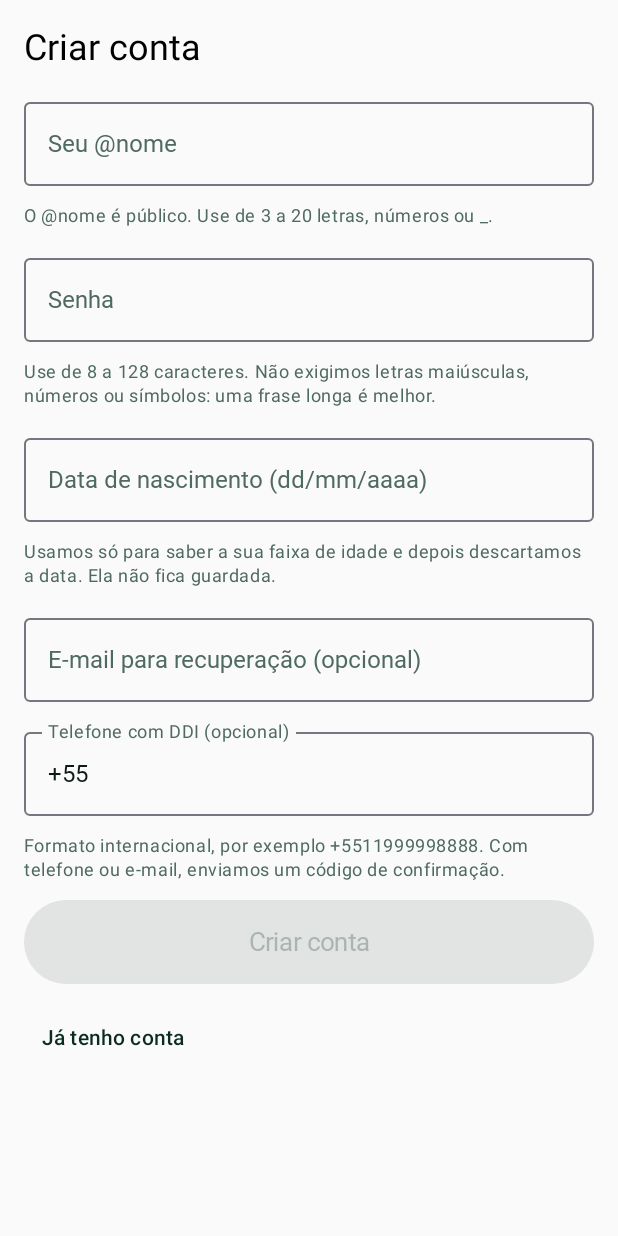
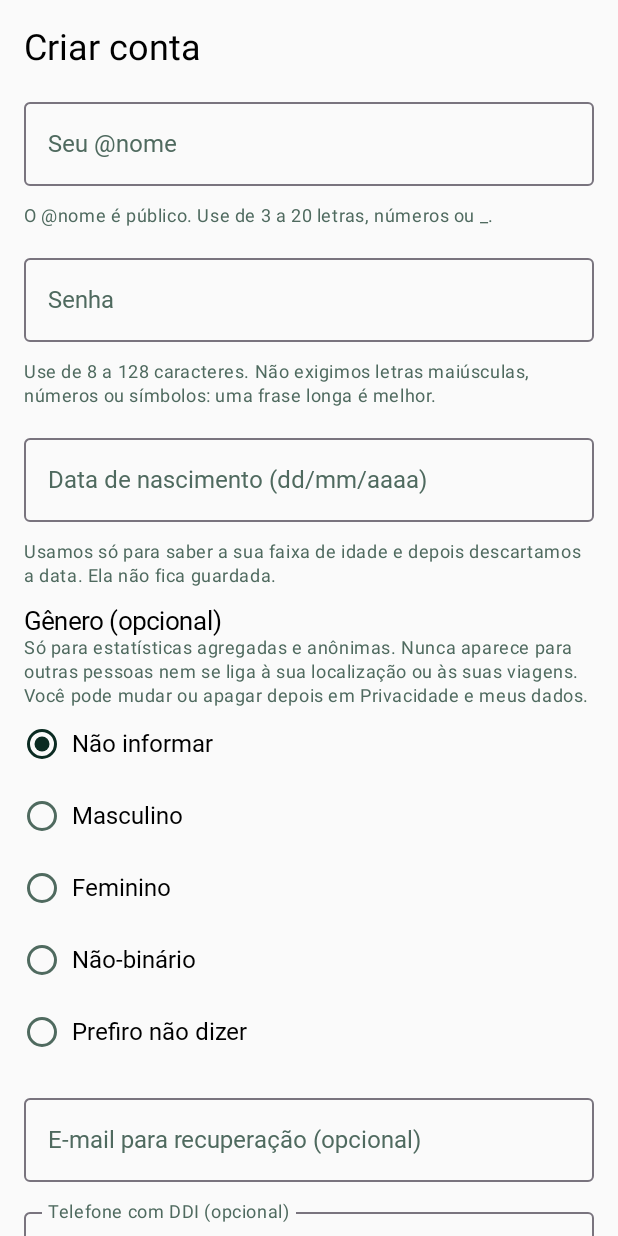
Before and after one commit to dantas-cloud-18/malha-viva-monorepo, an Android app built with Jetpack Compose: the screen it shows after launch (MainActivity), after a tap on "Criar conta", on a phone screen of 412 x 824 dp. Run offline under Robolectric (Android 15) with nearby library versions, the phone set to English and light mode, and no system bars; our stand-ins replace Dagger/Hilt's generated code; Roboto replaces fonts that are not available here.

Commit message:
feat(android): optional gender at signup and editable or clearable in privacy

```diff
--- a/android/feature/auth/src/main/kotlin/br/malhaviva/feature/auth/AuthContract.kt
+++ b/android/feature/auth/src/main/kotlin/br/malhaviva/feature/auth/AuthContract.kt
@@ -45,6 +45,7 @@ enum class AuthMessage {
     MarketingForbidden,
     ConsentSaved,
     HandleUpdated,
+    GenderUpdated,
     AccountDeleted,
     ExportReady,
 }
@@ -67,6 +68,7 @@ private val NOTICES =
         AuthMessage.AccountCreatedParental,
         AuthMessage.ConsentSaved,
         AuthMessage.HandleUpdated,
+        AuthMessage.GenderUpdated,
         AuthMessage.AccountDeleted,
         AuthMessage.ExportReady,
     )
@@ -82,6 +84,8 @@ data class AuthState(
     val phone: String = DEFAULT_PHONE,
     /** Nascimento digitado como dd/mm/aaaa; so a faixa etaria sai do aparelho para o servidor. */
     val birthDate: String = "",
+    /** Opcional: null = "Nao informar" (nada e enviado ao servidor). */
+    val gender: Gender? = null,
     val guardianChannel: ContactChannel = ContactChannel.Phone,
     val guardian: String = DEFAULT_PHONE,
     val today: LocalDate = LocalDate.now(),
@@ -135,6 +139,10 @@ sealed interface AuthIntent {
 
     data class BirthDateChanged(
         val value: String,
+    ) : AuthIntent
+
+    data class GenderChanged(
+        val value: Gender?,
     ) : AuthIntent
 
     data class GuardianChannelChanged(
@@ -278,6 +286,7 @@ private fun reduceEdit(
         is AuthIntent.EmailChanged -> state.copy(email = intent.value, message = null)
         is AuthIntent.PhoneChanged -> state.copy(phone = intent.value, message = null)
         is AuthIntent.BirthDateChanged -> state.copy(birthDate = intent.value.trim(), message = null)
+        is AuthIntent.GenderChanged -> state.copy(gender = intent.value, message = null)
         is AuthIntent.GuardianChannelChanged ->
             state.copy(
                 guardianChannel = intent.value,
--- a/android/feature/auth/src/main/kotlin/br/malhaviva/feature/auth/AuthForms.kt
+++ b/android/feature/auth/src/main/kotlin/br/malhaviva/feature/auth/AuthForms.kt
@@ -84,6 +84,7 @@ internal fun SignupForm(
     )
     Hint(stringResource(R.string.auth_birth_hint))
     if (state.needsGuardian) GuardianFields(state, onIntent)
+    GenderPicker(state.gender, !state.busy) { onIntent(AuthIntent.GenderChanged(it)) }
     Field(
         stringResource(R.string.auth_email_label),
         state.email,
--- a/android/feature/auth/src/main/kotlin/br/malhaviva/feature/auth/AuthScreen.kt
+++ b/android/feature/auth/src/main/kotlin/br/malhaviva/feature/auth/AuthScreen.kt
@@ -157,6 +157,7 @@ private val MESSAGE_RES =
         AuthMessage.MarketingForbidden to R.string.auth_msg_marketing_forbidden,
         AuthMessage.ConsentSaved to R.string.auth_msg_consent_saved,
         AuthMessage.HandleUpdated to R.string.auth_msg_handle_updated,
+        AuthMessage.GenderUpdated to R.string.auth_msg_gender_updated,
         AuthMessage.AccountDeleted to R.string.auth_msg_account_deleted,
         AuthMessage.ExportReady to R.string.auth_msg_export_ready,
     )
--- /dev/null
+++ b/android/feature/auth/src/main/kotlin/br/malhaviva/feature/auth/Gender.kt
@@ -0,0 +1,16 @@
+package br.malhaviva.feature.auth
+
+/** Genero opcional e autodeclarado; `null` (nao informado) e diferente de [PreferNotToSay]. So estatistica agregada. */
+enum class Gender(
+    val wire: String,
+) {
+    Male("male"),
+    Female("female"),
+    NonBinary("non_binary"),
+    PreferNotToSay("prefer_not_to_say"),
+    ;
+
+    companion object {
+        fun fromWire(value: String?): Gender? = entries.firstOrNull { it.wire == value }
+    }
+}
--- /dev/null
+++ b/android/feature/auth/src/main/kotlin/br/malhaviva/feature/auth/GenderPicker.kt
@@ -0,0 +1,68 @@
+package br.malhaviva.feature.auth
+
+import androidx.compose.foundation.layout.Arrangement
+import androidx.compose.foundation.layout.Column
+import androidx.compose.foundation.layout.Row
+import androidx.compose.foundation.layout.fillMaxWidth
+import androidx.compose.foundation.layout.heightIn
+import androidx.compose.foundation.selection.selectable
+import androidx.compose.foundation.selection.selectableGroup
+import androidx.compose.material3.MaterialTheme
+import androidx.compose.material3.RadioButton
+import androidx.compose.material3.Text
+import androidx.compose.runtime.Composable
+import androidx.compose.ui.Alignment
+import androidx.compose.ui.Modifier
+import androidx.compose.ui.res.stringResource
+import androidx.compose.ui.semantics.Role
+import androidx.compose.ui.unit.dp
+import br.malhaviva.core.designsystem.MalhaVivaSpacing
+
+private val MIN_TOUCH_TARGET = 48.dp
+
+/** Rotulo do genero para exibir o valor atual; null e "nao informado". */
+internal fun genderLabel(gender: Gender?): Int =
+    when (gender) {
+        Gender.Male -> R.string.auth_gender_male
+        Gender.Female -> R.string.auth_gender_female
+        Gender.NonBinary -> R.string.auth_gender_non_binary
+        Gender.PreferNotToSay -> R.string.auth_gender_prefer_not
+        null -> R.string.auth_gender_not_informed
+    }
+
+/** Grupo de radio acessivel (a linha inteira e o alvo de toque). A primeira opcao, "Nao informar", e null. */
+@Composable
+internal fun GenderPicker(
+    selected: Gender?,
+    enabled: Boolean,
+    onSelect: (Gender?) -> Unit,
+) {
+    Column(Modifier.selectableGroup()) {
+        Text(stringResource(R.string.auth_gender_label), style = MaterialTheme.typography.titleMedium)
+        Hint(stringResource(R.string.auth_gender_hint))
+        GenderOption(stringResource(R.string.auth_gender_none), selected == null, enabled) { onSelect(null) }
+        Gender.entries.forEach { option ->
+            GenderOption(stringResource(genderLabel(option)), selected == option, enabled) { onSelect(option) }
+        }
+    }
+}
+
+@Composable
+private fun GenderOption(
+    label: String,
+    checked: Boolean,
+    enabled: Boolean,
+    onClick: () -> Unit,
+) {
+    Row(
+        Modifier
+            .fillMaxWidth()
+            .heightIn(min = MIN_TOUCH_TARGET)
+            .selectable(selected = checked, enabled = enabled, role = Role.RadioButton, onClick = onClick),
+        horizontalArrangement = Arrangement.spacedBy(MalhaVivaSpacing.s),
+        verticalAlignment = Alignment.CenterVertically,
+    ) {
+        RadioButton(selected = checked, onClick = null, enabled = enabled)
+        Text(label)
+    }
+}
--- a/android/feature/auth/src/main/kotlin/br/malhaviva/feature/auth/PrivacyContract.kt
+++ b/android/feature/auth/src/main/kotlin/br/malhaviva/feature/auth/PrivacyContract.kt
@@ -12,7 +12,7 @@ enum class ConsentPurpose(
     Marketing("marketing"),
 }
 
-enum class PrivacyStep { Main, History, EditHandle, Delete }
+enum class PrivacyStep { Main, History, EditHandle, EditGender, Delete }
 
 /**
  * Privacidade (LGPD). Nada comeca concedido. `marketingForbidden` e aprendido do servidor (403
@@ -28,6 +28,10 @@ data class PrivacyState(
     val locationForbidden: Boolean = false,
     val history: List<ConsentEvent> = emptyList(),
     val newHandle: String = "",
+    /** Genero vigente no servidor (null = nao informado); so vale depois de [genderLoaded]. */
+    val gender: Gender? = null,
+    val genderLoaded: Boolean = false,
+    val draftGender: Gender? = null,
     val password: String = "",
     /** JSON do export, so em memoria ate a tela entregar ao compartilhamento do sistema. */
     val exportJson: String? = null,
@@ -39,6 +43,7 @@ data class PrivacyState(
     val deleted: Boolean = false,
 ) {
     val canSaveHandle get() = !busy && isHandleValid(newHandle)
+    val canSaveGender get() = !busy && genderLoaded && draftGender != gender
     val canDelete get() = !busy && password.isNotEmpty() && password.length <= PASSWORD_MAX
 }
 
@@ -57,6 +62,23 @@ sealed interface PrivacyIntent {
     data object ShowHistory : PrivacyIntent
 
     data object StartEditHandle : PrivacyIntent
+
+    data object StartEditGender : PrivacyIntent
+
+    data class GenderPicked(
+        val value: Gender?,
+    ) : PrivacyIntent
+
+    data object SubmitGender : PrivacyIntent
+
+    /** Genero vigente lido de `GET /me`. */
+    data class AccountLoaded(
+        val gender: Gender?,
+    ) : PrivacyIntent
+
+    data class GenderSaved(
+        val gender: Gender?,
+    ) : PrivacyIntent
 
     data object StartDelete : PrivacyIntent
 
@@ -133,6 +155,20 @@ private fun reducePrivacyEdit(
     when (intent) {
         is PrivacyIntent.HandleChanged -> state.copy(newHandle = intent.value.trim(), message = null)
         is PrivacyIntent.PasswordChanged -> state.copy(password = intent.value, message = null)
+        else -> reduceGender(state, intent)
+    }
+
+private fun reduceGender(
+    state: PrivacyState,
+    intent: PrivacyIntent,
+): PrivacyState =
+    when (intent) {
+        PrivacyIntent.StartEditGender -> clean(state).copy(step = PrivacyStep.EditGender, draftGender = state.gender)
+        is PrivacyIntent.GenderPicked -> state.copy(draftGender = intent.value, message = null)
+        PrivacyIntent.SubmitGender -> if (state.canSaveGender) state.copy(busy = true, message = null) else state
+        is PrivacyIntent.AccountLoaded -> state.copy(gender = intent.gender, genderLoaded = true)
+        is PrivacyIntent.GenderSaved ->
+            clean(state).copy(gender = intent.gender, genderLoaded = true, message = AuthMessage.GenderUpdated)
         else -> reducePrivacyResult(state, intent)
     }
 
--- a/android/feature/auth/src/main/kotlin/br/malhaviva/feature/auth/net/AuthApi.kt
+++ b/android/feature/auth/src/main/kotlin/br/malhaviva/feature/auth/net/AuthApi.kt
@@ -58,6 +58,7 @@ class AuthApi(
             }
             account.phone?.let { put("phone", it) }
             account.email?.let { put("email", it) }
+            account.gender?.let { put("gender", it) }
             captchaToken?.let { put("captcha_token", it) }
         }
 
--- a/android/feature/auth/src/main/kotlin/br/malhaviva/feature/auth/net/AuthModels.kt
+++ b/android/feature/auth/src/main/kotlin/br/malhaviva/feature/auth/net/AuthModels.kt
@@ -63,6 +63,8 @@ data class NewAccount(
     val guardian: Guardian? = null,
     val phone: String? = null,
     val email: String? = null,
+    /** Valor de rede do genero opcional (`male`...); null = nao enviar. */
+    val gender: String? = null,
 )
 
 /** Contato do responsavel (menor de 12 anos): `channel` e `phone` ou `email`. */
@@ -75,6 +77,8 @@ data class Guardian(
 data class AccountInfo(
     val handle: String,
     val ageBracket: String?,
+    /** `male`, `female`, `non_binary`, `prefer_not_to_say`; null = nao informado. */
+    val gender: String? = null,
 )
 
 data class Consent(
--- a/android/feature/auth/src/main/res/values/strings.xml
+++ b/android/feature/auth/src/main/res/values/strings.xml
@@ -123,6 +123,15 @@
     <string name="auth_guardian_phone_label">Telefone do responsável com DDI</string>
     <string name="auth_guardian_email_label">E-mail do responsável</string>
 
+    <string name="auth_gender_label">Gênero (opcional)</string>
+    <string name="auth_gender_hint">Só para estatísticas agregadas e anônimas. Nunca aparece para outras pessoas nem se liga à sua localização ou às suas viagens. Você pode mudar ou apagar depois em Privacidade e meus dados.</string>
+    <string name="auth_gender_none">Não informar</string>
+    <string name="auth_gender_male">Masculino</string>
+    <string name="auth_gender_female">Feminino</string>
+    <string name="auth_gender_non_binary">Não-binário</string>
+    <string name="auth_gender_prefer_not">Prefiro não dizer</string>
+    <string name="auth_gender_not_informed">Não informado</string>
+
     <string name="auth_go_parental">Tenho o código do responsável</string>
     <string name="auth_parental_title">Autorização do responsável</string>
     <string name="auth_parental_info">Sua conta aguarda a autorização de um responsável. Peça a ele o código de 6 dígitos que enviamos ao contato dele e digite aqui.</string>
@@ -151,6 +160,8 @@
     <string name="auth_privacy_export_chooser">Salvar ou enviar meus dados</string>
     <string name="auth_privacy_edit_handle">Corrigir meu @nome</string>
     <string name="auth_privacy_new_handle">Novo @nome</string>
+    <string name="auth_privacy_gender_current">Gênero (opcional): %1$s</string>
+    <string name="auth_privacy_edit_gender">Alterar ou apagar meu gênero</string>
     <string name="auth_privacy_save">Salvar</string>
     <string name="auth_privacy_delete">Excluir minha conta</string>
     <string name="auth_privacy_delete_warning">Isto apaga sua conta e seus dados pessoais e não pode ser desfeito. Digite sua senha para confirmar.</string>
@@ -164,6 +175,7 @@
     <string name="auth_msg_marketing_forbidden">Não enviamos promoções para menores de 18 anos.</string>
     <string name="auth_msg_consent_saved">Pronto, sua escolha foi salva.</string>
     <string name="auth_msg_handle_updated">@nome atualizado.</string>
+    <string name="auth_msg_gender_updated">Gênero atualizado.</string>
     <string name="auth_msg_account_deleted">Sua conta e seus dados foram excluídos.</string>
     <string name="auth_msg_export_ready">Seus dados estão prontos. Escolha onde salvar ou enviar.</string>
 </resources>
```
Also changed, not shown: android/feature/auth/src/main/kotlin/br/malhaviva/feature/auth/AuthViewModel.kt (+9 -1 lines), android/feature/auth/src/main/kotlin/br/malhaviva/feature/auth/PrivacyForms.kt (+20 -0 lines), android/feature/auth/src/main/kotlin/br/malhaviva/feature/auth/PrivacyViewModel.kt (+19 -1 lines), android/feature/auth/src/main/kotlin/br/malhaviva/feature/auth/net/PrivacyApi.kt (+12 -1 lines), 2 other files.
